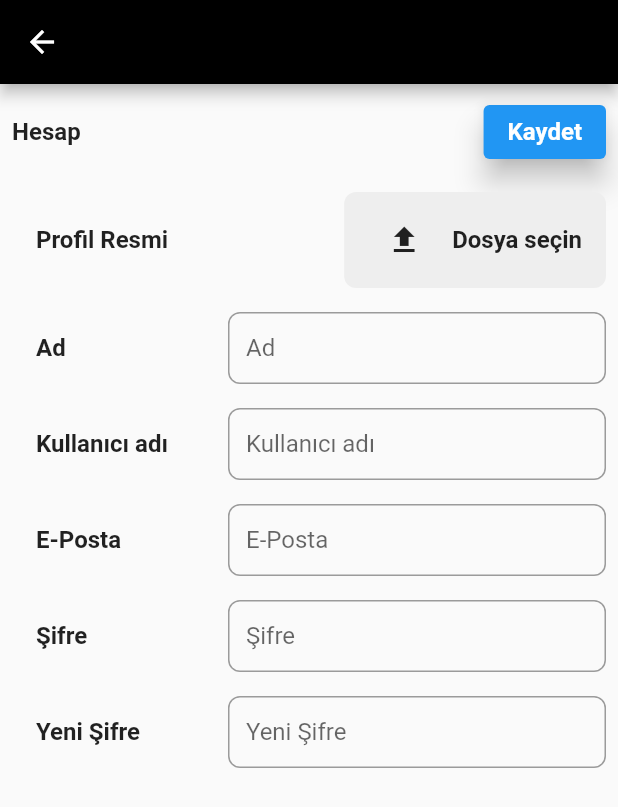
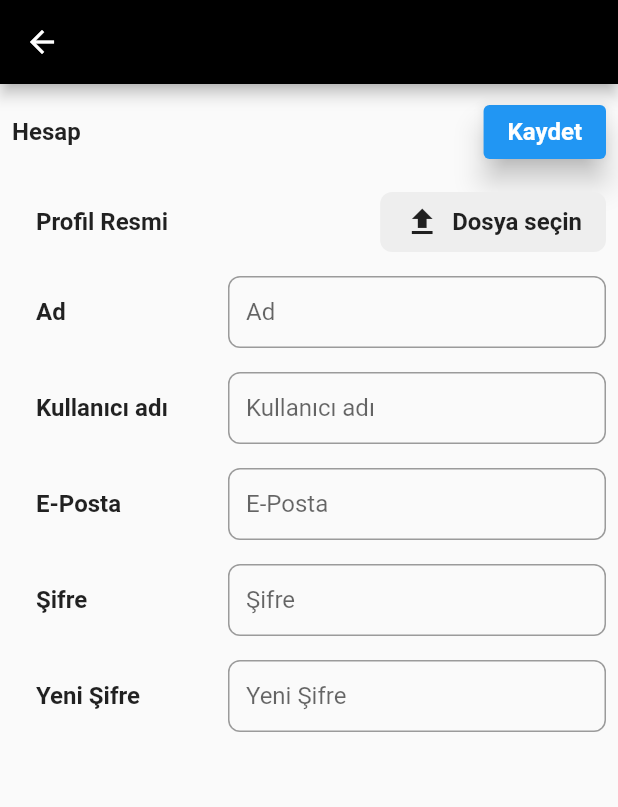
Before and after one commit to feyzasakli/ecoSave, a Flutter app: the SettingsPage screen opened directly, on a phone screen of 412 x 824 dp. Shown: the top 807 px of the screen. Run offline on Flutter 3.47's test engine with Material 2 defaults, Android fonts, the phone set to English and light mode, and no system bars; our stand-ins replace file_picker.

Commit message:
Update settings.dart

```diff
--- a/lib/screen/settings.dart
+++ b/lib/screen/settings.dart
@@ -78,7 +78,9 @@ class _SettingsPageState extends State<SettingsPage> {
             ],
           ),
           const SizedBox(height: 16),
-          Row(
+          GestureDetector(
+            onTap: _selectFile,
+            child: Row(
               children: [
                 const SizedBox(width: 16),
                 const Expanded(
@@ -102,10 +104,7 @@ class _SettingsPageState extends State<SettingsPage> {
                       const EdgeInsets.symmetric(horizontal: 16, vertical: 8),
                   child: Row(
                     children: [
-                    IconButton(
-                      onPressed: _selectFile,
-                      icon: const Icon(Icons.upload),
-                    ),
+                      const Icon(Icons.upload),
                       const SizedBox(width: 8),
                       Text(
                         selectedFileName ?? 'Dosya seçin',
@@ -118,6 +117,7 @@ class _SettingsPageState extends State<SettingsPage> {
                   ),
                 ),
               ],
+            ),
           ),
           const SizedBox(height: 16),
           Row(
```
Lines whose indentation alone changed are shown as unchanged.
